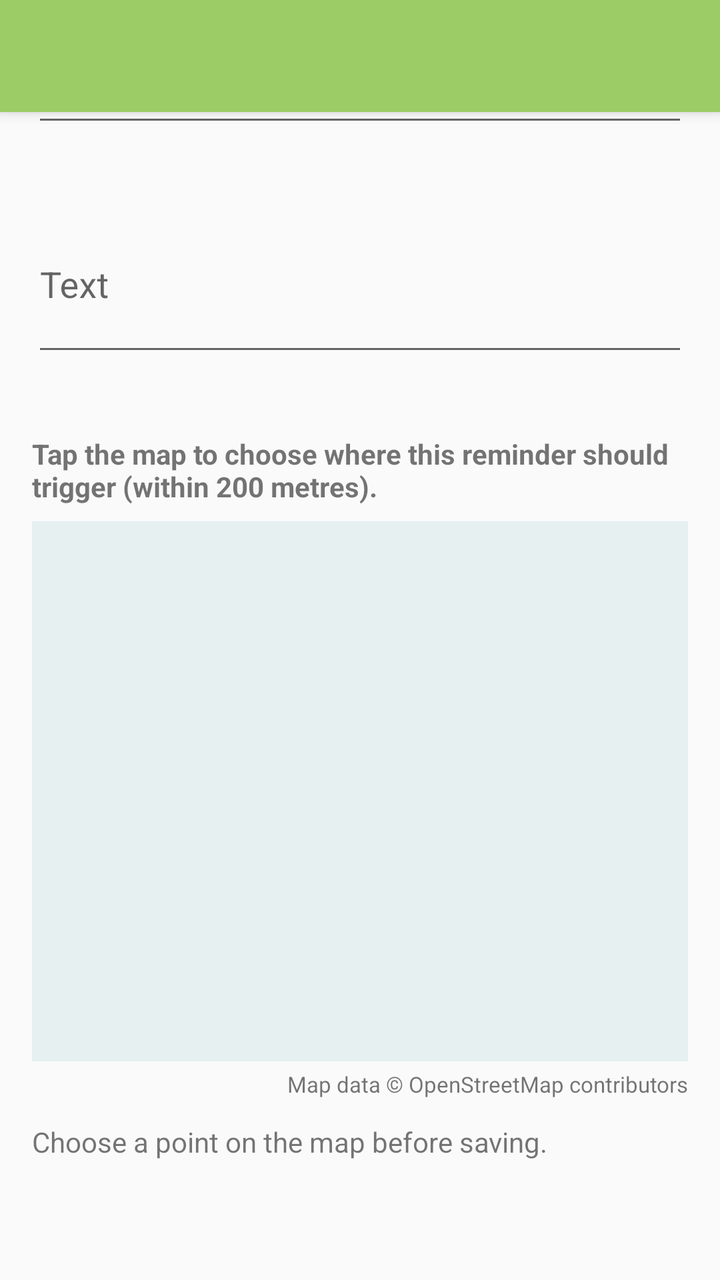
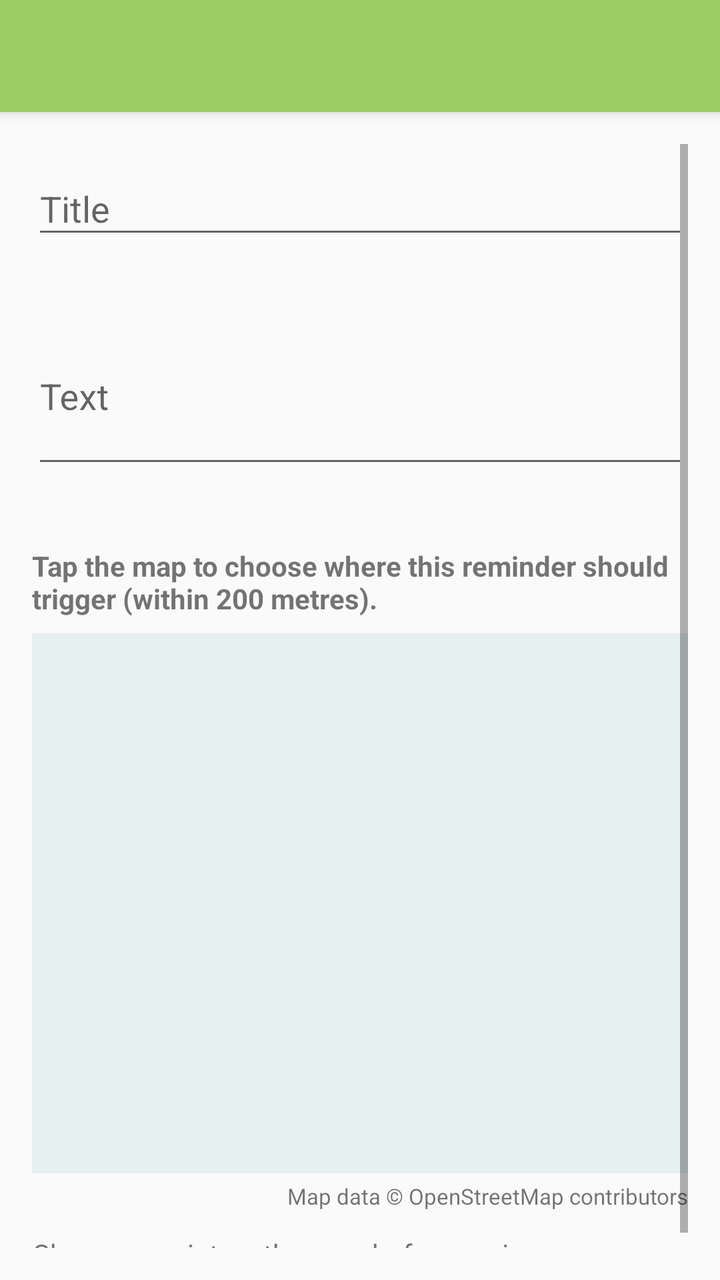

Compare the two renders of this Android layout. The source of the first and the diff that turns it into the second are given below.
<!-- AndroidManifest.xml: application theme AppTheme -->
<!-- res/layout/activity_create_memo.xml -->
<?xml version="1.0" encoding="utf-8"?>
<androidx.coordinatorlayout.widget.CoordinatorLayout xmlns:android="http://schemas.android.com/apk/res/android"
    xmlns:app="http://schemas.android.com/apk/res-auto"
    xmlns:tools="http://schemas.android.com/tools"
    android:layout_width="match_parent"
    android:layout_height="match_parent"
    tools:context="com.sap.codelab.view.create.CreateMemo">

    <com.google.android.material.appbar.AppBarLayout
        android:layout_width="match_parent"
        android:layout_height="wrap_content"
        android:theme="@style/AppTheme.AppBarOverlay">

        <androidx.appcompat.widget.Toolbar
            android:id="@+id/toolbar"
            android:layout_width="match_parent"
            android:layout_height="?attr/actionBarSize"
            android:background="?attr/colorPrimary"
            app:popupTheme="@style/AppTheme.PopupOverlay" />

    </com.google.android.material.appbar.AppBarLayout>

    <include android:id="@+id/content_create_memo" layout="@layout/content_create_memo"
        app:layout_behavior="@string/appbar_scrolling_view_behavior" />
</androidx.coordinatorlayout.widget.CoordinatorLayout>
<!-- res/layout/content_create_memo.xml (included above) -->
<?xml version="1.0" encoding="utf-8"?>
<ScrollView xmlns:android="http://schemas.android.com/apk/res/android"
    android:layout_width="match_parent" android:layout_height="match_parent"
    android:fillViewport="true" android:padding="16dp">
    <LinearLayout android:layout_width="match_parent" android:layout_height="wrap_content"
        android:orientation="vertical">
        <com.google.android.material.textfield.TextInputLayout
            android:id="@+id/memo_title_container"
            android:layout_width="match_parent" android:layout_height="wrap_content"
            app:errorEnabled="true" xmlns:app="http://schemas.android.com/apk/res-auto">
            <com.google.android.material.textfield.TextInputEditText
                android:id="@+id/memo_title" android:layout_width="match_parent"
                android:layout_height="wrap_content" android:inputType="textCapSentences"
                android:hint="@string/memo_title" />
        </com.google.android.material.textfield.TextInputLayout>
        <com.google.android.material.textfield.TextInputLayout
            android:id="@+id/memo_description_container"
            android:layout_width="match_parent" android:layout_height="wrap_content"
            app:errorEnabled="true" xmlns:app="http://schemas.android.com/apk/res-auto">
            <com.google.android.material.textfield.TextInputEditText
                android:id="@+id/memo_description" android:layout_width="match_parent"
                android:layout_height="wrap_content" android:hint="@string/memo_text"
                android:inputType="textMultiLine|textCapSentences" android:minLines="3" />
        </com.google.android.material.textfield.TextInputLayout>
        <TextView android:id="@+id/map_prompt" android:layout_width="match_parent" android:layout_height="wrap_content"
            android:text="@string/map_prompt" android:textStyle="bold" android:paddingTop="14dp"
            android:paddingBottom="8dp" />
        <FrameLayout android:id="@+id/map_container" android:layout_width="match_parent"
            android:layout_height="270dp" android:background="#E6F0F1" />
        <TextView android:layout_width="match_parent" android:layout_height="wrap_content"
            android:text="@string/map_attribution" android:textSize="11sp"
            android:gravity="end" android:paddingTop="4dp" />
        <TextView android:id="@+id/selected_location" android:layout_width="match_parent"
            android:layout_height="wrap_content" android:paddingTop="12dp" android:paddingBottom="12dp"
            android:text="@string/location_required" />
    </LinearLayout>
</ScrollView>
<!-- resources referenced by this layout -->
<resources>
  <string name="location_required">Choose a point on the map before saving.</string>
  <string name="map_attribution">Map data © OpenStreetMap contributors</string>
  <string name="map_prompt">Tap the map to choose where this reminder should trigger (within 200 metres).</string>
  <string name="memo_text">Text</string>
  <string name="memo_title">Title</string>
  <style name="AppTheme.AppBarOverlay" parent="ThemeOverlay.AppCompat.Dark.ActionBar" />
  <style name="AppTheme.PopupOverlay" parent="ThemeOverlay.AppCompat.Light" />
  <style name="AppTheme" parent="Theme.AppCompat.Light.DarkActionBar">
          
          <item name="colorPrimary">@color/colorPrimary</item>
          <item name="colorPrimaryDark">@color/colorPrimaryDark</item>
          <item name="colorAccent">@color/colorAccent</item>
      </style>
  <color name="colorPrimary">#9ccc65</color>
  <color name="colorPrimaryDark">#6b9b37</color>
  <color name="colorAccent">#ff7043</color>
</resources>

<!-- the commit's change to res/layout/activity_create_memo.xml (unified diff, before → after) -->
@@ -20,7 +20,9 @@
 
     </com.google.android.material.appbar.AppBarLayout>
 
-    <include android:id="@+id/content_create_memo" layout="@layout/content_create_memo"
+    <include android:id="@+id/content_create_memo"
+        android:layout_width="match_parent" android:layout_height="match_parent"
+        layout="@layout/content_create_memo"
         app:layout_behavior="@string/appbar_scrolling_view_behavior" />
 </androidx.coordinatorlayout.widget.CoordinatorLayout>
 <!-- res/layout/content_create_memo.xml (included above) -->
